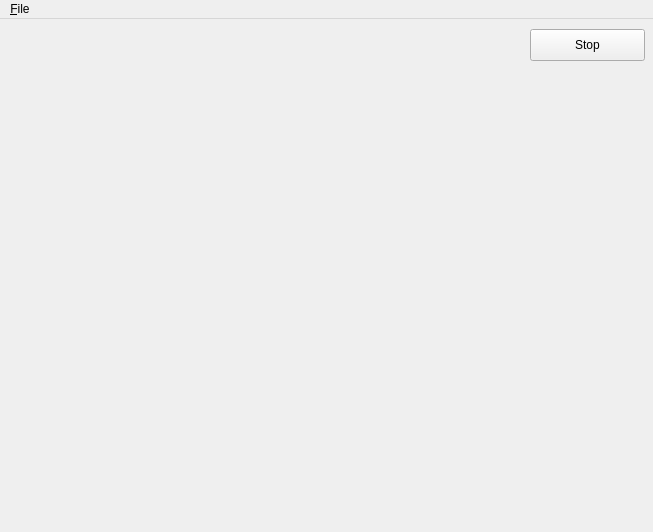
The window that MainWindow.ui (yupferris/snes-apu-dbg) describes before a commit, drawn with Qt 5.
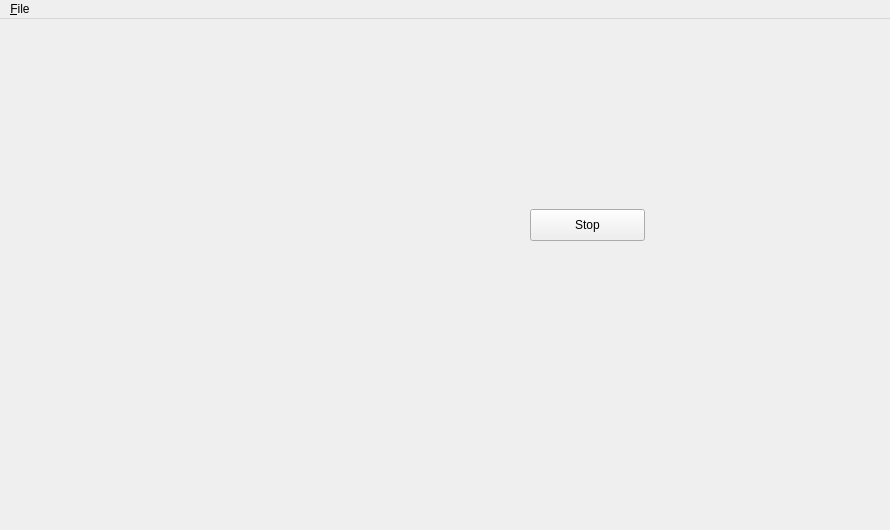
The same window after the commit.

Commit message:
Started on voice viewers
They don't actually do anything yet, but they're there :)

Patch:
```diff
--- a/MainWindow.ui
+++ b/MainWindow.ui
@@ -6,8 +6,8 @@
    <rect>
     <x>0</x>
     <y>0</y>
-    <width>653</width>
-    <height>532</height>
+    <width>890</width>
+    <height>530</height>
    </rect>
   </property>
   <property name="windowTitle">
@@ -18,7 +18,7 @@
     <property name="geometry">
      <rect>
       <x>530</x>
-      <y>10</y>
+      <y>190</y>
       <width>115</width>
       <height>32</height>
      </rect>
@@ -37,13 +37,93 @@
      </rect>
     </property>
    </widget>
+   <widget class="QWidget" name="voiceViewer0Container" native="true">
+    <property name="geometry">
+     <rect>
+      <x>530</x>
+      <y>10</y>
+      <width>80</width>
+      <height>80</height>
+     </rect>
+    </property>
+   </widget>
+   <widget class="QWidget" name="voiceViewer1Container" native="true">
+    <property name="geometry">
+     <rect>
+      <x>620</x>
+      <y>10</y>
+      <width>80</width>
+      <height>80</height>
+     </rect>
+    </property>
+   </widget>
+   <widget class="QWidget" name="voiceViewer2Container" native="true">
+    <property name="geometry">
+     <rect>
+      <x>710</x>
+      <y>10</y>
+      <width>80</width>
+      <height>80</height>
+     </rect>
+    </property>
+   </widget>
+   <widget class="QWidget" name="voiceViewer3Container" native="true">
+    <property name="geometry">
+     <rect>
+      <x>800</x>
+      <y>10</y>
+      <width>80</width>
+      <height>80</height>
+     </rect>
+    </property>
+   </widget>
+   <widget class="QWidget" name="voiceViewer6Container" native="true">
+    <property name="geometry">
+     <rect>
+      <x>710</x>
+      <y>100</y>
+      <width>80</width>
+      <height>80</height>
+     </rect>
+    </property>
+   </widget>
+   <widget class="QWidget" name="voiceViewer7Container" native="true">
+    <property name="geometry">
+     <rect>
+      <x>800</x>
+      <y>100</y>
+      <width>80</width>
+      <height>80</height>
+     </rect>
+    </property>
+   </widget>
+   <widget class="QWidget" name="voiceViewer4Container" native="true">
+    <property name="geometry">
+     <rect>
+      <x>530</x>
+      <y>100</y>
+      <width>80</width>
+      <height>80</height>
+     </rect>
+    </property>
+   </widget>
+   <widget class="QWidget" name="voiceViewer5Container" native="true">
+    <property name="geometry">
+     <rect>
+      <x>620</x>
+      <y>100</y>
+      <width>80</width>
+      <height>80</height>
+     </rect>
+    </property>
+   </widget>
   </widget>
   <widget class="QMenuBar" name="menuBar">
    <property name="geometry">
     <rect>
      <x>0</x>
      <y>0</y>
-     <width>653</width>
+     <width>890</width>
      <height>22</height>
     </rect>
    </property>
```
The commit also changes 6 other files.
